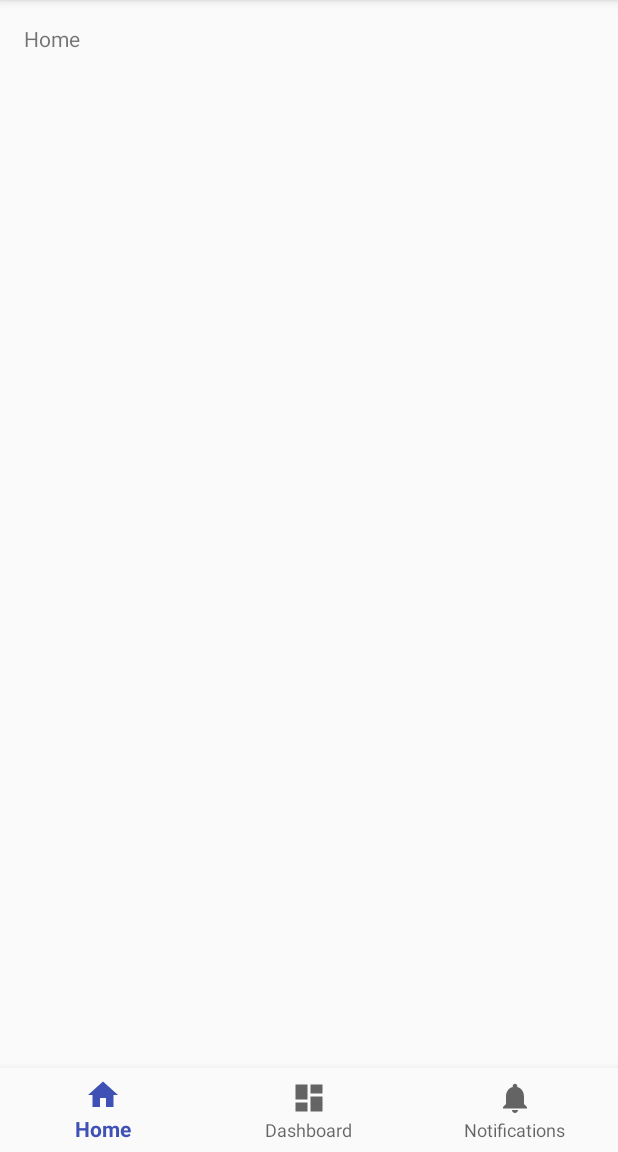
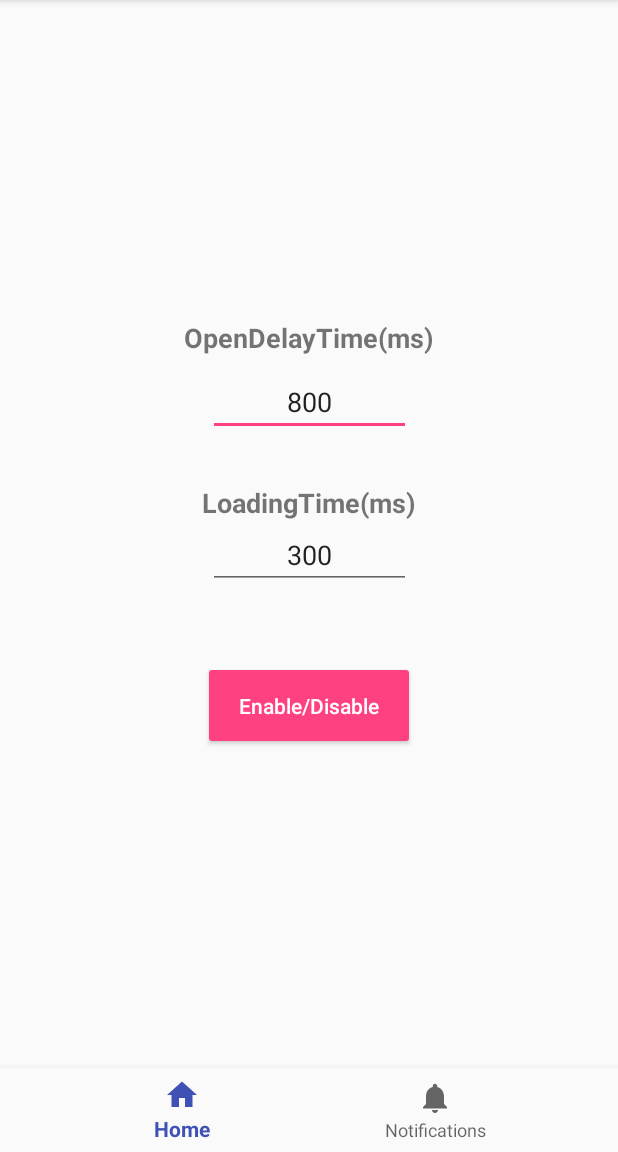
Before and after one commit to leitingtod/RedPacket, an Android app: the screen it shows after launch (MainActivity), on a phone screen of 412 x 824 dp, the part 84-1236 px from its top. Run offline under Robolectric (Android 15) with nearby library versions, the phone set to English and light mode, and no system bars.

Commit message:
添加无障碍服务设置

```diff
--- /dev/null
+++ b/app/src/main/java/com/example/redpacket/AboutFragment.java
@@ -0,0 +1,23 @@
+package com.example.redpacket;
+
+import android.os.Bundle;
+import android.support.annotation.NonNull;
+import android.support.annotation.Nullable;
+import android.support.v4.app.Fragment;
+import android.view.LayoutInflater;
+import android.view.View;
+import android.view.ViewGroup;
+
+public class AboutFragment extends Fragment {
+
+    @Nullable
+    @Override
+    public View onCreateView(@NonNull LayoutInflater inflater, @Nullable ViewGroup container, @Nullable Bundle savedInstanceState) {
+        return inflater.inflate(R.layout.fragment_about, container, false);
+    }
+
+    @Override
+    public void onActivityCreated(@Nullable Bundle savedInstanceState) {
+        super.onActivityCreated(savedInstanceState);
+    }
+}
--- /dev/null
+++ b/app/src/main/java/com/example/redpacket/HomeFragment.java
@@ -0,0 +1,108 @@
+package com.example.redpacket;
+
+import android.content.Intent;
+import android.os.Bundle;
+import android.os.Handler;
+import android.provider.Settings;
+import android.support.annotation.NonNull;
+import android.support.annotation.Nullable;
+import android.support.v4.app.Fragment;
+import android.text.Editable;
+import android.text.TextWatcher;
+import android.view.LayoutInflater;
+import android.view.View;
+import android.view.ViewGroup;
+import android.widget.Button;
+import android.widget.EditText;
+import android.widget.TextView;
+import android.widget.Toast;
+
+public class HomeFragment extends Fragment {
+    @Nullable
+    @Override
+    public View onCreateView(@NonNull LayoutInflater inflater, @Nullable ViewGroup container, @Nullable Bundle savedInstanceState) {
+        View view = inflater.inflate(R.layout.fragment_home, container, false);
+
+        if (view != null) {
+            TextView textViewOpen = view.findViewById(R.id.text_open_delay_time);
+            TextView textViewClose = view.findViewById(R.id.text_loading_time);
+            final EditText editTextOpen = view.findViewById(R.id.edit_open_delay_time);
+            final EditText editTextClose = view.findViewById(R.id.edit_loading_time);
+
+            String so = getResources().getString(R.string.text_open_delay_time) + "(" +
+                    getResources().getString(R.string.delay_time_unit) + ")";
+
+            String sc = getResources().getString(R.string.text_loading_time) + "(" +
+                    getResources().getString(R.string.delay_time_unit) + ")";
+
+            textViewOpen.setText(so);
+            textViewClose.setText(sc);
+            editTextOpen.setSelection(editTextOpen.getText().length());
+            editTextClose.setSelection(editTextClose.getText().length());
+
+            editTextOpen.addTextChangedListener(new TextWatcher() {
+                @Override
+                public void beforeTextChanged(CharSequence s, int start, int count, int after) {
+
+                }
+
+                @Override
+                public void onTextChanged(CharSequence s, int start, int before, int count) {
+
+                }
+
+                @Override
+                public void afterTextChanged(Editable s) {
+                    if (s.toString().isEmpty()) return;
+                    MonitorService.openDelayTime = Integer.parseInt(s.toString());
+                }
+            });
+
+
+            editTextClose.addTextChangedListener(new TextWatcher() {
+                @Override
+                public void beforeTextChanged(CharSequence s, int start, int count, int after) {
+
+                }
+
+                @Override
+                public void onTextChanged(CharSequence s, int start, int before, int count) {
+
+                }
+
+                @Override
+                public void afterTextChanged(Editable s) {
+                    if (s.toString().isEmpty()) return;
+                    MonitorService.loadingTime = Integer.parseInt(s.toString());
+                }
+            });
+
+            final Button button = view.findViewById(R.id.button_config);
+            button.setOnClickListener(new View.OnClickListener() {
+                @Override
+                public void onClick(View v) {
+                    new Handler().postDelayed(new Runnable() {
+                        @Override
+                        public void run() {
+                            String s = getResources().getString(R.string.text_button_config) + " " +
+                                    getResources().getString(R.string.app_name);
+                            Toast.makeText(getContext(), s, Toast.LENGTH_SHORT).show();
+                        }
+                    }, 1000);
+
+                    MonitorService.openDelayTime = Integer.parseInt(editTextOpen.getText().toString());
+                    MonitorService.loadingTime = Integer.parseInt(editTextClose.getText().toString());
+
+                    Intent accessibleIntent = new Intent(Settings.ACTION_ACCESSIBILITY_SETTINGS);
+                    startActivity(accessibleIntent);
+                }
+            });
+        }
+        return view;
+    }
+
+    @Override
+    public void onActivityCreated(@Nullable Bundle savedInstanceState) {
+        super.onActivityCreated(savedInstanceState);
+    }
+}
--- a/app/src/main/java/com/example/redpacket/MainActivity.java
+++ b/app/src/main/java/com/example/redpacket/MainActivity.java
@@ -3,42 +3,71 @@ package com.example.redpacket;
 import android.os.Bundle;
 import android.support.annotation.NonNull;
 import android.support.design.widget.BottomNavigationView;
+import android.support.v4.app.Fragment;
+import android.support.v4.app.FragmentPagerAdapter;
+import android.support.v4.view.ViewPager;
 import android.support.v7.app.AppCompatActivity;
 import android.view.MenuItem;
-import android.widget.TextView;
 
 public class MainActivity extends AppCompatActivity {
-
-    private TextView mTextMessage;
-
-    private BottomNavigationView.OnNavigationItemSelectedListener mOnNavigationItemSelectedListener
-            = new BottomNavigationView.OnNavigationItemSelectedListener() {
-
-        @Override
-        public boolean onNavigationItemSelected(@NonNull MenuItem item) {
-            switch (item.getItemId()) {
-                case R.id.navigation_home:
-                    mTextMessage.setText(R.string.title_home);
-                    return true;
-                case R.id.navigation_dashboard:
-                    mTextMessage.setText(R.string.title_dashboard);
-                    return true;
-                case R.id.navigation_notifications:
-                    mTextMessage.setText(R.string.title_notifications);
-                    return true;
-            }
-            return false;
-        }
-    };
 
     @Override
     protected void onCreate(Bundle savedInstanceState) {
         super.onCreate(savedInstanceState);
         setContentView(R.layout.activity_main);
 
-        mTextMessage = (TextView) findViewById(R.id.message);
-        BottomNavigationView navigation = (BottomNavigationView) findViewById(R.id.navigation);
-        navigation.setOnNavigationItemSelectedListener(mOnNavigationItemSelectedListener);
+        final BottomNavigationView navigation = findViewById(R.id.navigation);
+        final ViewPager viewPager = findViewById(R.id.viewpager);
+
+        navigation.setOnNavigationItemSelectedListener(new BottomNavigationView.OnNavigationItemSelectedListener() {
+            @Override
+            public boolean onNavigationItemSelected(@NonNull MenuItem item) {
+                switch (item.getItemId()) {
+                    case R.id.navigation_home:
+                        viewPager.setCurrentItem(0, true);
+                        return true;
+                    case R.id.navigation_notifications:
+                        viewPager.setCurrentItem(1, true);
+                        return true;
+                }
+                return false;
+            }
+        });
+
+        viewPager.addOnPageChangeListener(new ViewPager.OnPageChangeListener() {
+
+            @Override
+            public void onPageScrolled(int position, float positionOffset, int positionOffsetPixels) {
+
+            }
+
+            @Override
+            public void onPageSelected(int position) {
+                navigation.getMenu().getItem(position).setChecked(true);
+            }
+
+            @Override
+            public void onPageScrollStateChanged(int state) {
+
+            }
+        });
+
+        final Fragment[] fragments = new Fragment[]{
+                new HomeFragment(), new AboutFragment()};
+
+        FragmentPagerAdapter mPagerAdapter = new FragmentPagerAdapter(getSupportFragmentManager()) {
+            @Override
+            public Fragment getItem(int position) {
+                return fragments[position];
+            }
+
+            @Override
+            public int getCount() {
+                return fragments.length;
+            }
+        };
+
+        viewPager.setAdapter(mPagerAdapter);
+        viewPager.setOffscreenPageLimit(3);
     }
-
 }
--- a/app/src/main/res/layout/activity_main.xml
+++ b/app/src/main/res/layout/activity_main.xml
@@ -7,27 +7,25 @@
     android:layout_height="match_parent"
     tools:context=".MainActivity">
 
-    <TextView
-        android:id="@+id/message"
-        android:layout_width="wrap_content"
-        android:layout_height="wrap_content"
-        android:layout_marginStart="@dimen/activity_horizontal_margin"
-        android:layout_marginLeft="@dimen/activity_horizontal_margin"
-        android:layout_marginTop="@dimen/activity_vertical_margin"
-        android:text="@string/title_home"
+    <android.support.v4.view.ViewPager
+        android:id="@+id/viewpager"
+        android:layout_width="match_parent"
+        android:layout_height="match_parent"
+        android:layout_marginBottom="56dp"
+        app:layout_constraintBottom_toBottomOf="parent"
         app:layout_constraintLeft_toLeftOf="parent"
+        app:layout_constraintRight_toRightOf="parent"
         app:layout_constraintTop_toTopOf="parent" />
 
     <android.support.design.widget.BottomNavigationView
         android:id="@+id/navigation"
         android:layout_width="0dp"
-        android:layout_height="wrap_content"
-        android:layout_marginStart="0dp"
-        android:layout_marginEnd="0dp"
+        android:layout_height="56dp"
         android:background="?android:attr/windowBackground"
         app:layout_constraintBottom_toBottomOf="parent"
         app:layout_constraintLeft_toLeftOf="parent"
         app:layout_constraintRight_toRightOf="parent"
+        app:layout_constraintTop_toBottomOf="@id/viewpager"
         app:menu="@menu/navigation" />
 
 </android.support.constraint.ConstraintLayout>
--- /dev/null
+++ b/app/src/main/res/layout/fragment_home.xml
@@ -0,0 +1,79 @@
+<?xml version="1.0" encoding="utf-8"?>
+<android.support.constraint.ConstraintLayout xmlns:android="http://schemas.android.com/apk/res/android"
+    xmlns:app="http://schemas.android.com/apk/res-auto"
+    android:layout_width="match_parent"
+    android:layout_height="match_parent">
+
+    <TextView
+        android:id="@+id/text_open_delay_time"
+        android:layout_width="wrap_content"
+        android:layout_height="wrap_content"
+        android:layout_marginBottom="8dp"
+        android:text="@string/text_open_delay_time"
+        android:textSize="18sp"
+        android:textStyle="bold"
+        app:layout_constraintBottom_toTopOf="@+id/edit_open_delay_time"
+        app:layout_constraintLeft_toLeftOf="parent"
+        app:layout_constraintRight_toRightOf="parent"
+        app:layout_constraintTop_toTopOf="parent"
+        app:layout_constraintVertical_chainStyle="packed" />
+
+    <EditText
+        android:id="@+id/edit_open_delay_time"
+        android:layout_width="wrap_content"
+        android:layout_height="wrap_content"
+        android:autofillHints="@string/text_open_delay_time"
+        android:hint="@string/text_open_delay_time"
+        android:inputType="number"
+        android:text="@string/default_open_delay_time"
+        android:textAlignment="center"
+        app:layout_constraintBottom_toTopOf="@+id/text_loading_time"
+        app:layout_constraintLeft_toLeftOf="parent"
+        app:layout_constraintRight_toRightOf="parent"
+        app:layout_constraintTop_toBottomOf="@+id/text_open_delay_time" />
+
+    <TextView
+        android:id="@+id/text_loading_time"
+        android:layout_width="wrap_content"
+        android:layout_height="wrap_content"
+        android:layout_marginTop="32dp"
+        android:text="@string/text_loading_time"
+        android:textSize="18sp"
+        android:textStyle="bold"
+        app:layout_constraintBottom_toTopOf="@+id/edit_loading_time"
+        app:layout_constraintLeft_toLeftOf="parent"
+        app:layout_constraintRight_toRightOf="parent"
+        app:layout_constraintTop_toBottomOf="@+id/edit_open_delay_time" />
+
+    <EditText
+        android:id="@+id/edit_loading_time"
+        android:layout_width="wrap_content"
+        android:layout_height="wrap_content"
+        android:autofillHints="@string/text_open_delay_time"
+        android:hint="@string/text_open_delay_time"
+        android:inputType="number"
+        android:text="@string/default_loading_time"
+        android:textAlignment="center"
+        app:layout_constraintBottom_toTopOf="@+id/button_config"
+        app:layout_constraintLeft_toLeftOf="parent"
+        app:layout_constraintRight_toRightOf="parent"
+        app:layout_constraintTop_toBottomOf="@+id/text_loading_time" />
+
+    <Button
+        android:id="@+id/button_config"
+        style="@style/Widget.AppCompat.Button.Colored"
+        android:layout_width="wrap_content"
+        android:layout_height="wrap_content"
+        android:layout_marginTop="48dp"
+        android:paddingLeft="24dp"
+        android:paddingTop="20dp"
+        android:paddingRight="24dp"
+        android:paddingBottom="20dp"
+        android:text="@string/text_button_config"
+        android:textAllCaps="false"
+        app:layout_constraintBottom_toBottomOf="parent"
+        app:layout_constraintLeft_toLeftOf="parent"
+        app:layout_constraintRight_toRightOf="parent"
+        app:layout_constraintTop_toBottomOf="@+id/edit_loading_time" />
+
+</android.support.constraint.ConstraintLayout>
--- a/app/src/main/res/menu/navigation.xml
+++ b/app/src/main/res/menu/navigation.xml
@@ -7,11 +7,6 @@
         android:title="@string/title_home" />
 
     <item
-        android:id="@+id/navigation_dashboard"
-        android:icon="@drawable/ic_dashboard_black_24dp"
-        android:title="@string/title_dashboard" />
-
-    <item
         android:id="@+id/navigation_notifications"
         android:icon="@drawable/ic_notifications_black_24dp"
         android:title="@string/title_notifications" />
--- a/app/src/main/res/values/strings.xml
+++ b/app/src/main/res/values/strings.xml
@@ -3,4 +3,16 @@
     <string name="title_home">Home</string>
     <string name="title_dashboard">Dashboard</string>
     <string name="title_notifications">Notifications</string>
+    <string name="text_open_delay_time">OpenDelayTime</string>
+    <string name="text_loading_time">LoadingTime</string>
+    <string name="text_button_config">Enable/Disable</string>
+    <string name="text_about">Github:\nhttps://github.com/leitingtod/RedPacket\n\nThanks:\nhttps://github.com/qq2068254/GetRedPacket</string>
+    <string name="default_loading_time">300</string>
+    <string name="default_open_delay_time">800</string>
+    <string name="delay_time_unit">ms</string>
+    <string name="service_opened">service opened</string>
+    <string name="service_closed">service closed</string>
+    <string name="service_feedback_interrupt">service_feedback_interrupt</string>
+    <string name="open_service">,click to close</string>
+    <string name="close_service">,click to open</string>
 </resources>
```
Also changed, not shown: app/build.gradle (+13 -1 lines), app/src/main/AndroidManifest.xml (+13 -0 lines), app/src/main/java/com/example/redpacket/MonitorService.java (added, +134 -0 lines), app/src/main/res/layout/fragment_about.xml (added, +49 -0 lines), app/src/main/res/xml/accessible_service_config.xml (added, +16 -0 lines), 1 other file.
